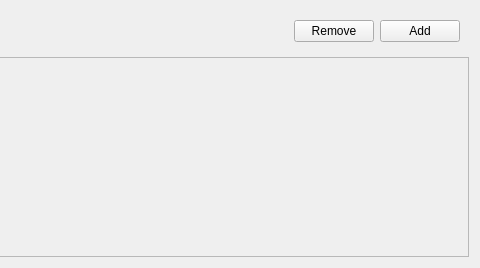
This is ui_files/PDFArea.ui in StevenSong-sTs/PDF-Tailor as Qt 5 draws it before an edit; both pictures show x 491 to 971 and y 0 to 268 of the 971 by 268 pixel window. The edited form follows.
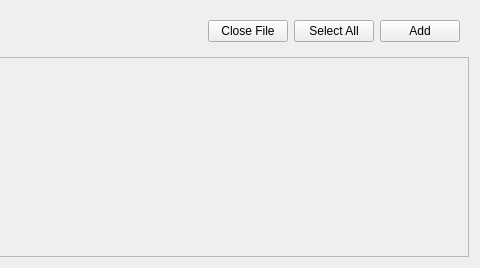
This is the edited form.

Commit message: Add close file button; add toggle betweeen select and unselect all

Patch:
```diff
--- a/ui_files/PDFArea.ui
+++ b/ui_files/PDFArea.ui
@@ -55,7 +55,14 @@
       <item>
        <widget class="QPushButton" name="removeButton">
         <property name="text">
-         <string>Remove</string>
+         <string>Close File</string>
+        </property>
+       </widget>
+      </item>
+      <item>
+       <widget class="QPushButton" name="selectButton">
+        <property name="text">
+         <string>Select All</string>
         </property>
        </widget>
       </item>
```
Left out of the diff: 2 changed lines with no effect on the pictures. The commit also changes 3 other files.
